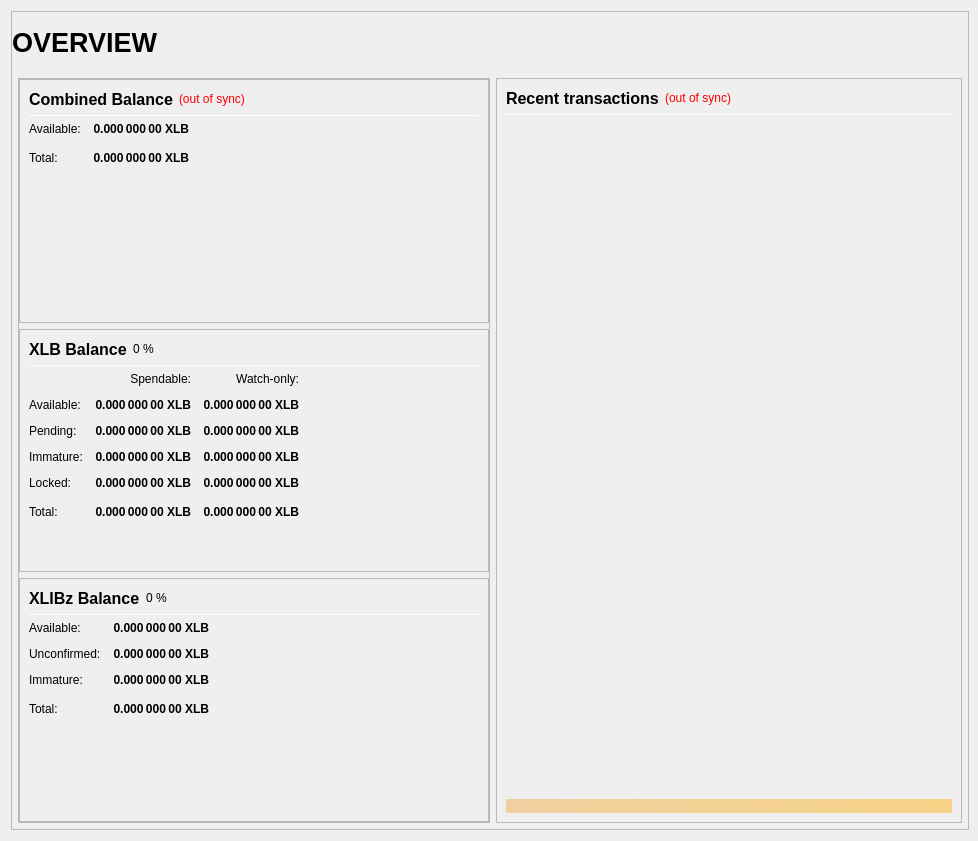
Before: the Qt Designer form src/qt/forms/overviewpage.ui in binarysculptor/wallet, drawn with Qt 5.
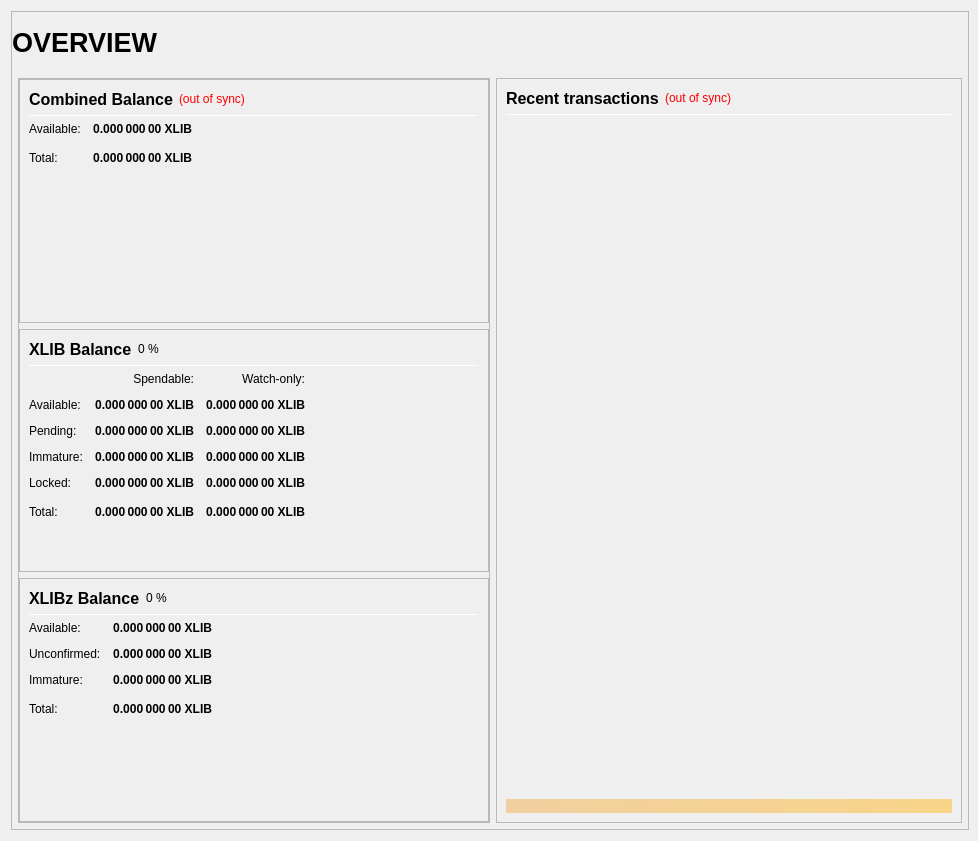
After: the same form once the commit is applied.

Commit message: [#1] XLB => XLIB

What changed in the file:
```diff
--- a/src/qt/forms/overviewpage.ui
+++ b/src/qt/forms/overviewpage.ui
@@ -333,7 +333,7 @@
                           <string>Your current spendable balance</string>
                          </property>
                          <property name="text">
-                          <string notr="true">0.000 000 00 XLB</string>
+                          <string notr="true">0.000 000 00 XLIB</string>
                          </property>
                          <property name="alignment">
                           <set>Qt::AlignRight|Qt::AlignTrailing|Qt::AlignVCenter</set>
@@ -365,7 +365,7 @@
                           <string>Total Balance, including all unavailable coins.</string>
                          </property>
                          <property name="text">
-                          <string notr="true">0.000 000 00 XLB</string>
+                          <string notr="true">0.000 000 00 XLIB</string>
                          </property>
                          <property name="alignment">
                           <set>Qt::AlignRight|Qt::AlignTrailing|Qt::AlignVCenter</set>
@@ -433,7 +433,7 @@
                           </font>
                          </property>
                          <property name="text">
-                          <string>XLB Balance</string>
+                          <string>XLIB Balance</string>
                          </property>
                         </widget>
                        </item>
@@ -525,7 +525,7 @@
                           <string>Your current spendable balance</string>
                          </property>
                          <property name="text">
-                          <string notr="true">0.000 000 00 XLB</string>
+                          <string notr="true">0.000 000 00 XLIB</string>
                          </property>
                          <property name="alignment">
                           <set>Qt::AlignRight|Qt::AlignTrailing|Qt::AlignVCenter</set>
@@ -550,7 +550,7 @@
                           <string>Your current balance in watch-only addresses</string>
                          </property>
                          <property name="text">
-                          <string notr="true">0.000 000 00 XLB</string>
+                          <string notr="true">0.000 000 00 XLIB</string>
                          </property>
                          <property name="alignment">
                           <set>Qt::AlignRight|Qt::AlignTrailing|Qt::AlignVCenter</set>
@@ -582,7 +582,7 @@
                           <string>Total of transactions that have yet to be confirmed, and do not yet count toward the spendable balance</string>
                          </property>
                          <property name="text">
-                          <string notr="true">0.000 000 00 XLB</string>
+                          <string notr="true">0.000 000 00 XLIB</string>
                          </property>
                          <property name="alignment">
                           <set>Qt::AlignRight|Qt::AlignTrailing|Qt::AlignVCenter</set>
@@ -607,7 +607,7 @@
                           <string>Unconfirmed transactions to watch-only addresses</string>
                          </property>
                          <property name="text">
-                          <string notr="true">0.000 000 00 XLB</string>
+                          <string notr="true">0.000 000 00 XLIB</string>
                          </property>
                          <property name="alignment">
                           <set>Qt::AlignRight|Qt::AlignTrailing|Qt::AlignVCenter</set>
@@ -639,7 +639,7 @@
                           <string>Staked or masternode rewards that has not yet matured</string>
                          </property>
                          <property name="text">
-                          <string notr="true">0.000 000 00 XLB</string>
+                          <string notr="true">0.000 000 00 XLIB</string>
                          </property>
                          <property name="alignment">
                           <set>Qt::AlignRight|Qt::AlignTrailing|Qt::AlignVCenter</set>
@@ -664,7 +664,7 @@
                           <string>Staked or masternode rewards in watch-only addresses that has not yet matured</string>
                          </property>
                          <property name="text">
-                          <string notr="true">0.000 000 00 XLB</string>
+                          <string notr="true">0.000 000 00 XLIB</string>
                          </property>
                          <property name="alignment">
                           <set>Qt::AlignRight|Qt::AlignTrailing|Qt::AlignVCenter</set>
@@ -699,7 +699,7 @@
                           <string>Locked XLB or Masternode collaterals. These are excluded from XLIBz minting.</string>
                          </property>
                          <property name="text">
-                          <string notr="true">0.000 000 00 XLB</string>
+                          <string notr="true">0.000 000 00 XLIB</string>
                          </property>
                          <property name="alignment">
                           <set>Qt::AlignRight|Qt::AlignTrailing|Qt::AlignVCenter</set>
@@ -724,7 +724,7 @@
                           <string>Current locked balance in watch-only addresses</string>
                          </property>
                          <property name="text">
-                          <string notr="true">0.000 000 00 XLB</string>
+                          <string notr="true">0.000 000 00 XLIB</string>
                          </property>
                          <property name="alignment">
                           <set>Qt::AlignRight|Qt::AlignTrailing|Qt::AlignVCenter</set>
@@ -759,7 +759,7 @@
                           <string>Your current XLB balance, unconfirmed and immature transactions included</string>
                          </property>
                          <property name="text">
-                          <string notr="true">0.000 000 00 XLB</string>
+                          <string notr="true">0.000 000 00 XLIB</string>
                          </property>
                          <property name="alignment">
                           <set>Qt::AlignRight|Qt::AlignTrailing|Qt::AlignVCenter</set>
@@ -784,7 +784,7 @@
                           <string>Current total balance in watch-only addresses</string>
                          </property>
                          <property name="text">
-                          <string notr="true">0.000 000 00 XLB</string>
+                          <string notr="true">0.000 000 00 XLIB</string>
                          </property>
                          <property name="alignment">
                           <set>Qt::AlignRight|Qt::AlignTrailing|Qt::AlignVCenter</set>
@@ -926,7 +926,7 @@
 These XLIBz are spendable.</string>
                          </property>
                          <property name="text">
-                          <string notr="true">0.000 000 00 XLB</string>
+                          <string notr="true">0.000 000 00 XLIB</string>
                          </property>
                          <property name="alignment">
                           <set>Qt::AlignRight|Qt::AlignTrailing|Qt::AlignVCenter</set>
@@ -957,7 +957,7 @@
 Immature: confirmed, but less than 1 mint of the same denomination after it was minted</string>
                          </property>
                          <property name="text">
-                          <string notr="true">0.000 000 00 XLB</string>
+                          <string notr="true">0.000 000 00 XLIB</string>
                          </property>
                          <property name="alignment">
                           <set>Qt::AlignRight|Qt::AlignTrailing|Qt::AlignVCenter</set>
@@ -988,7 +988,7 @@
 Immature: confirmed, but less than 1 mint of the same denomination after it was minted</string>
                          </property>
                          <property name="text">
-                          <string notr="true">0.000 000 00 XLB</string>
+                          <string notr="true">0.000 000 00 XLIB</string>
                          </property>
                          <property name="alignment">
                           <set>Qt::AlignRight|Qt::AlignTrailing|Qt::AlignVCenter</set>
@@ -1020,7 +1020,7 @@
                           <string>Your current XLIBz balance, unconfirmed and immature XLIBz included.</string>
                          </property>
                          <property name="text">
-                          <string notr="true">0.000 000 00 XLB</string>
+                          <string notr="true">0.000 000 00 XLIB</string>
                          </property>
                          <property name="alignment">
                           <set>Qt::AlignRight|Qt::AlignTrailing|Qt::AlignVCenter</set>
```
Left out of the diff: 14 changed lines with no effect on the pictures. The commit also changes 51 other files.
